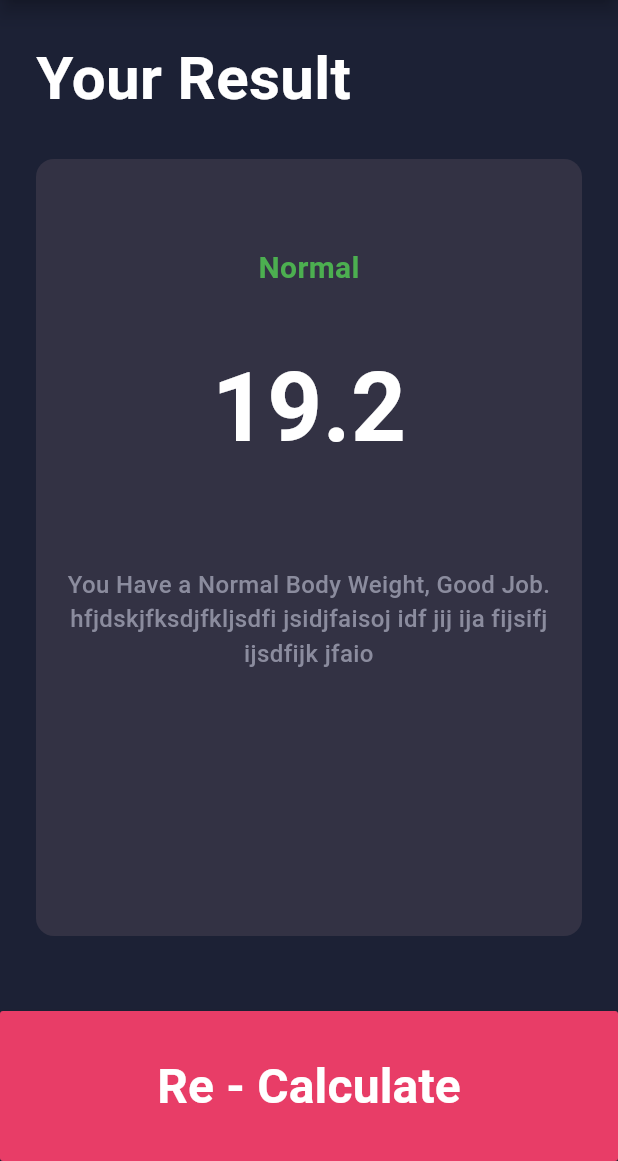
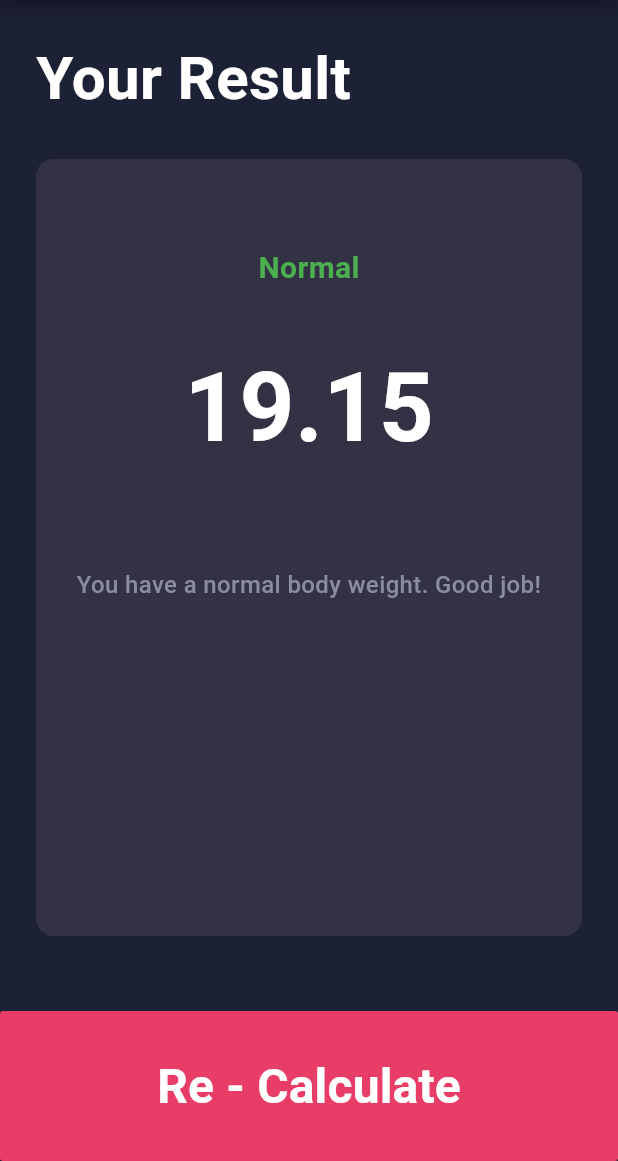
Before and after one commit to Yusuf-Harby/BMI-Calculator, a Flutter app: the screen it shows after launch, after a tap on "Calculate", on a phone screen of 412 x 824 dp, the part 75-1236 px from its top. Run offline on Flutter 3.47's test engine with Material 3 defaults, Android fonts, the phone set to English and light mode, and no system bars.

Commit message:
Finished the project & organized the files

```diff
--- /dev/null
+++ b/lib/core/utils/bmi_calculator.dart
@@ -0,0 +1,61 @@
+import 'package:flutter/material.dart';
+
+class BmiCalculator {
+  final int height;
+  final int weight;
+  final int age;
+  final bool isMale;
+
+  BmiCalculator({
+    required this.height,
+    required this.weight,
+    required this.age,
+    required this.isMale,
+  });
+
+  double calculateBmi() =>  weight / ((height / 100.0) * (height / 100.0));
+
+  String getState() {
+    final double bmi = calculateBmi();
+
+    if (bmi < 18.5) {
+      return 'Underweight';
+    } else if (bmi < 25) {
+      return 'Normal';
+    } else if (bmi < 30) {
+      return 'Overweight';
+    } else {
+      return 'Obese';
+    }
+  }
+
+  String getDesc() {
+    String state = getState();
+    switch (state) {
+      case 'Underweight':
+        return 'Your weight is below normal. Try to eat more balanced and nutritious meals.';
+      case 'Normal':
+        return 'You have a normal body weight. Good job!';
+      case 'Overweight':
+        return 'You are above the normal weight range. Try to stay active and eat healthily.';
+      case 'Obese':
+      default:
+        return 'Your weight is in the obese range. Consider consulting a doctor or nutritionist.';
+    }
+  }
+
+  Color getColor() {
+    String state = getState();
+    switch (state) {
+      case 'Underweight':
+        return Colors.blue;
+      case 'Normal':
+        return Colors.green;
+      case 'Overweight':
+        return Colors.orange;
+      case 'Obese':
+      default:
+        return Colors.red;
+    }
+  }
+}
--- a/lib/main.dart
+++ b/lib/main.dart
@@ -1,6 +1,6 @@
-import 'package:bmi/result_screen.dart';
+import 'package:bmi/screens/result_screen.dart';
 import 'package:flutter/material.dart';
-import 'home_screen.dart';
+import 'screens/home_screen.dart';
 
 void main() {
   runApp(BMI());
--- a/lib/home_screen.dart
+++ b/lib/screens/home_screen.dart
@@ -1,10 +1,12 @@
-import 'package:bmi/custom_counter_widget.dart';
-import 'package:bmi/custom_gender_widget.dart';
-import 'package:bmi/custom_material_button_widget.dart';
-import 'package:bmi/result_screen.dart';
+
+import 'package:bmi/core/utils/bmi_calculator.dart';
 import 'package:flutter/material.dart';
-import 'app_colors.dart';
-import 'custom_appbar_widget.dart';
+
+import '../core/constants/app_colors.dart';
+import '../widgets/custom_appbar_widget.dart';
+import '../widgets/custom_counter_widget.dart';
+import '../widgets/custom_gender_widget.dart';
+import '../widgets/custom_material_button_widget.dart';
 
 class HomeScreen extends StatefulWidget {
   const HomeScreen({super.key});
@@ -154,7 +156,7 @@ class _HomeScreenState extends State<HomeScreen> {
         onTap: () {
           Navigator.of(context).pushNamed(
             'Result Screen',
-            arguments: UserData(
+            arguments: BmiCalculator(
               height: height,
               weight: weight,
               age: age,
@@ -166,16 +168,3 @@ class _HomeScreenState extends State<HomeScreen> {
     );
   }
 }
-
-class UserData {
-  UserData({
-    required this.height,
-    required this.weight,
-    required this.age,
-    required this.isMale,
-  });
-  int weight;
-  int height;
-  int age;
-  bool isMale;
-}
--- a/lib/result_screen.dart
+++ b/lib/screens/result_screen.dart
@@ -1,13 +1,18 @@
-import 'package:bmi/app_colors.dart';
-import 'package:bmi/custom_appbar_widget.dart';
-import 'package:bmi/custom_material_button_widget.dart';
+import 'package:bmi/core/constants/app_colors.dart';
+import 'package:bmi/widgets/custom_appbar_widget.dart';
+import 'package:bmi/core/utils/bmi_calculator.dart';
 import 'package:flutter/material.dart';
+
+import '../widgets/custom_material_button_widget.dart';
 
 class ResultScreen extends StatelessWidget {
   const ResultScreen({super.key});
 
   @override
   Widget build(BuildContext context) {
+    final args = ModalRoute.of(context)!.settings.arguments as BmiCalculator;
+
+
     return Scaffold(
       appBar: CustomAppBar(),
       backgroundColor: AppColor.primary,
@@ -34,27 +39,27 @@ class ResultScreen extends StatelessWidget {
                 ),
                 child: Column(
                   children: [
-                    SizedBox(height: 58,),
+                    SizedBox(height: 58),
                     Text(
-                      'Normal',
+                      args.getState(),
                       style: TextStyle(
-                        color: Colors.green,
+                        color: args.getColor(),
                         fontSize: 20,
                         fontWeight: FontWeight.bold,
                       ),
                     ),
-                    SizedBox(height: 33,),
+                    SizedBox(height: 33),
                     Text(
-                      '19.2',
+                      args.calculateBmi().toStringAsFixed(2),
                       style: TextStyle(
                         color: AppColor.white,
                         fontSize: 64,
                         fontWeight: FontWeight.bold,
                       ),
                     ),
-                    SizedBox(height: 60,),
+                    SizedBox(height: 60),
                     Text(
-                      'You Have a Normal Body Weight, Good Job. hfjdskjfksdjfkljsdfi jsidjfaisoj idf jij ija fijsifj ijsdfijk jfaio',
+                      args.getDesc(),
                       style: TextStyle(
                         color: AppColor.gray,
                         fontSize: 16,
@@ -66,7 +71,7 @@ class ResultScreen extends StatelessWidget {
                 ),
               ),
             ),
-            SizedBox(height: 1,)
+            SizedBox(height: 1),
           ],
         ),
       ),
--- a/lib/custom_appbar_widget.dart
+++ b/lib/widgets/custom_appbar_widget.dart
@@ -1,6 +1,6 @@
 import 'package:flutter/material.dart';
 
-import 'app_colors.dart';
+import '../core/constants/app_colors.dart';
 
 class CustomAppBar extends StatelessWidget implements PreferredSizeWidget{
   const CustomAppBar({super.key});
--- a/lib/custom_counter_widget.dart
+++ b/lib/widgets/custom_counter_widget.dart
@@ -1,6 +1,7 @@
 import 'package:flutter/material.dart';
 
-import 'app_colors.dart';
+import '../core/constants/app_colors.dart';
+
 
 class CustomCounterWidget extends StatelessWidget {
   const CustomCounterWidget({
--- a/lib/custom_gender_widget.dart
+++ b/lib/widgets/custom_gender_widget.dart
@@ -1,5 +1,6 @@
 import 'package:flutter/material.dart';
-import 'app_colors.dart';
+
+import '../core/constants/app_colors.dart';
 
 class CustomGenderWidget extends StatelessWidget {
   const CustomGenderWidget({
--- a/lib/custom_material_button_widget.dart
+++ b/lib/widgets/custom_material_button_widget.dart
@@ -1,6 +1,7 @@
 import 'package:flutter/material.dart';
 
-import 'app_colors.dart';
+import '../core/constants/app_colors.dart';
+
 
 class CustomMaterialButtonWidget extends StatelessWidget {
   const CustomMaterialButtonWidget({
```
Also changed, not shown: lib/core/constants/app_colors.dart (renamed from lib/app_colors.dart).
